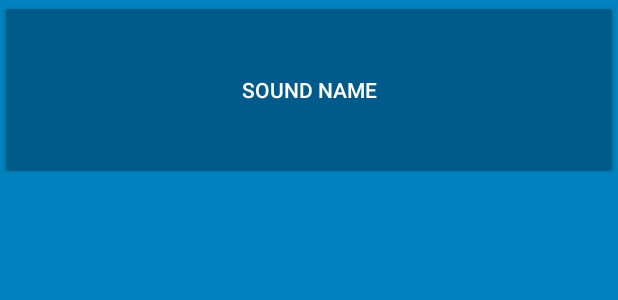
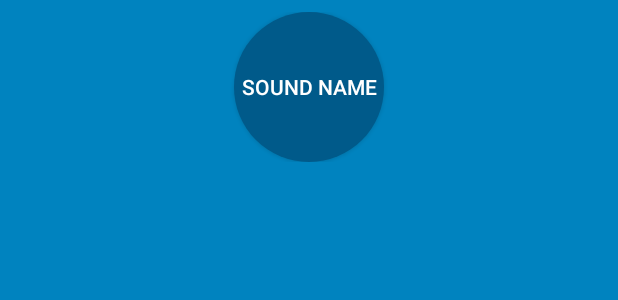
Before and after one commit to Sndrs90/BeatBox, an Android app: the layout list_item_sound.xml on its own in the app's theme, with its tools: preview values and no code run, on a phone screen of 412 x 824 dp. Shown: the top 300 px of the screen. Run offline under Robolectric (Android 15) with nearby library versions, the phone set to English and light mode, and no system bars.

Commit message:
Button style. Finish commit

```diff
--- /dev/null
+++ b/app/src/main/res/drawable/button_beat_box.xml
@@ -0,0 +1,6 @@
+<?xml version="1.0" encoding="utf-8"?>
+<selector xmlns:android="http://schemas.android.com/apk/res/android">
+    <item android:drawable="@drawable/button_beat_box_pressed"
+        android:state_pressed="true"/>
+    <item android:drawable="@drawable/button_beat_box_normal" />
+</selector>
--- /dev/null
+++ b/app/src/main/res/drawable/button_beat_box_normal.xml
@@ -0,0 +1,5 @@
+<?xml version="1.0" encoding="utf-8"?>
+<shape xmlns:android="http://schemas.android.com/apk/res/android"
+    android:shape="oval">
+    <solid android:color="@color/dark_blue"/>
+</shape>
--- /dev/null
+++ b/app/src/main/res/drawable/button_beat_box_pressed.xml
@@ -0,0 +1,15 @@
+<?xml version="1.0" encoding="utf-8"?>
+<layer-list xmlns:android="http://schemas.android.com/apk/res/android">
+    <item>
+        <shape
+            android:shape="oval">
+            <solid android:color="@color/red"/>
+        </shape>
+    </item>
+    <item>
+        <shape android:shape="oval">
+            <stroke android:width="4dp"
+                android:color="@color/dark_red"/>
+        </shape>
+    </item>
+</layer-list>
--- a/app/src/main/res/layout/list_item_sound.xml
+++ b/app/src/main/res/layout/list_item_sound.xml
@@ -7,10 +7,17 @@
             type="com.bignerdranch.android.beatbox.SoundViewModel"/>
     </data>
 
-    <Button
+    <FrameLayout
         android:layout_width="match_parent"
-        android:layout_height="120dp"
-        android:onClick="@{() -> viewModel.onButtonClicked()}"
-        android:text="@{viewModel.title}"
-        tools:text="Sound name" />
+        android:layout_height="wrap_content"
+        android:layout_margin="8dp">
+        <Button
+            android:layout_width="100dp"
+            android:layout_height="100dp"
+            android:layout_gravity="center"
+            android:onClick="@{() -> viewModel.onButtonClicked()}"
+            android:text="@{viewModel.title}"
+            tools:text="Sound name" />
+    </FrameLayout>
+
 </layout>
--- a/app/src/main/res/values/styles.xml
+++ b/app/src/main/res/values/styles.xml
@@ -1,7 +1,7 @@
 <?xml version="1.0" encoding="utf-8"?>
 <resources>
     <style name="BeatBoxButton" parent="Widget.AppCompat.Button">
-        <item name="android:backgroundTint">@color/dark_blue</item>
+        <item name="android:background">@drawable/button_beat_box</item>
     </style>
 
 </resources>
```
